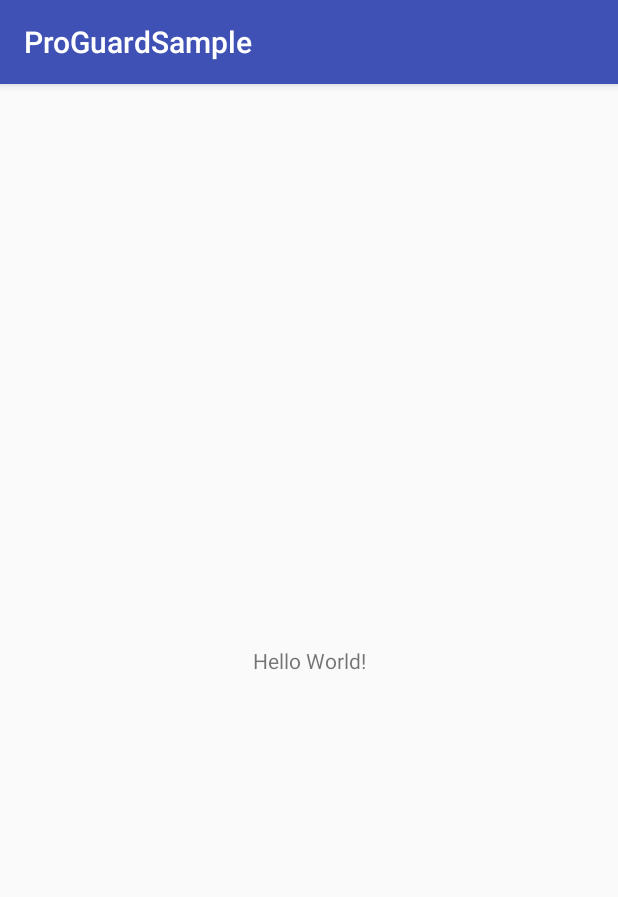
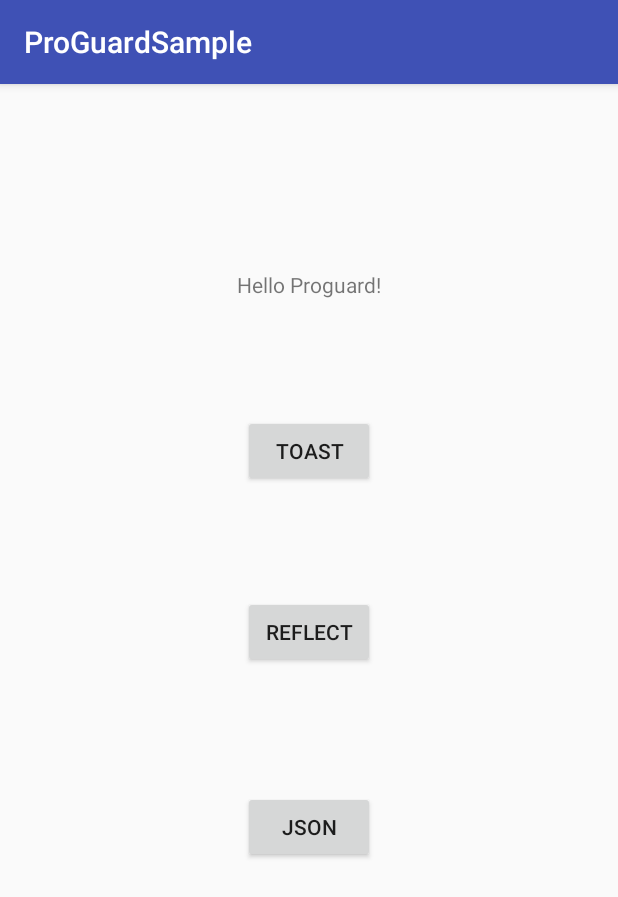
Before and after one commit to zjxstar/AndroidSamples, an Android app: the screen it shows after launch (MainActivity), on a phone screen of 412 x 824 dp. Shown: the top 897 px of the screen. Run offline under Robolectric (Android 15) with nearby library versions, the phone set to English and light mode, and no system bars.

Commit message:
丰富混淆demo

```diff
--- a/ProGuardSample/app/src/main/res/layout/activity_main.xml
+++ b/ProGuardSample/app/src/main/res/layout/activity_main.xml
@@ -7,12 +7,62 @@
     tools:context="com.zjx.sample.proguard.MainActivity">
 
     <TextView
+        android:id="@+id/textView"
         android:layout_width="wrap_content"
         android:layout_height="wrap_content"
-        android:text="Hello World!"
+        android:text="Hello Proguard!"
         app:layout_constraintBottom_toBottomOf="parent"
         app:layout_constraintLeft_toLeftOf="parent"
         app:layout_constraintRight_toRightOf="parent"
-        app:layout_constraintTop_toTopOf="parent" />
+        app:layout_constraintTop_toTopOf="parent"
+        app:layout_constraintVertical_bias="0.166" />
+
+    <Button
+        android:id="@+id/button"
+        android:layout_width="wrap_content"
+        android:layout_height="wrap_content"
+        android:layout_marginStart="8dp"
+        android:layout_marginTop="8dp"
+        android:layout_marginEnd="8dp"
+        android:layout_marginBottom="8dp"
+        android:onClick="toastMsg"
+        android:text="Toast"
+        app:layout_constraintBottom_toBottomOf="parent"
+        app:layout_constraintEnd_toEndOf="parent"
+        app:layout_constraintStart_toStartOf="parent"
+        app:layout_constraintTop_toBottomOf="@+id/textView"
+        app:layout_constraintVertical_bias="0.124" />
+
+    <Button
+        android:id="@+id/button2"
+        android:layout_width="wrap_content"
+        android:layout_height="wrap_content"
+        android:layout_marginStart="8dp"
+        android:layout_marginTop="8dp"
+        android:layout_marginEnd="8dp"
+        android:layout_marginBottom="8dp"
+        android:onClick="testReflect"
+        android:text="Reflect"
+        app:layout_constraintBottom_toBottomOf="parent"
+        app:layout_constraintEnd_toEndOf="parent"
+        app:layout_constraintStart_toStartOf="parent"
+        app:layout_constraintTop_toBottomOf="@+id/button"
+        app:layout_constraintVertical_bias="0.149" />
+
+    <Button
+        android:id="@+id/button3"
+        android:layout_width="wrap_content"
+        android:layout_height="wrap_content"
+        android:layout_marginStart="8dp"
+        android:layout_marginTop="12dp"
+        android:layout_marginEnd="8dp"
+        android:layout_marginBottom="8dp"
+        android:text="Json"
+        android:onClick="testJson"
+        app:layout_constraintBottom_toBottomOf="parent"
+        app:layout_constraintEnd_toEndOf="parent"
+        app:layout_constraintStart_toStartOf="parent"
+        app:layout_constraintTop_toBottomOf="@+id/button2"
+        app:layout_constraintVertical_bias="0.225" />
 
 </android.support.constraint.ConstraintLayout>
```
Also changed, not shown: ProGuardSample/app/build.gradle (+4 -3 lines), ProGuardSample/app/src/main/java/com/zjx/sample/proguard/MainActivity.java (+61 -1 lines), ProGuardSample/app/src/main/java/com/zjx/sample/proguard/model/Dog.java (added, +18 -0 lines), ProGuardSample/app/src/main/java/com/zjx/sample/proguard/model/Movie.java (added, +22 -0 lines), 1 other file.
